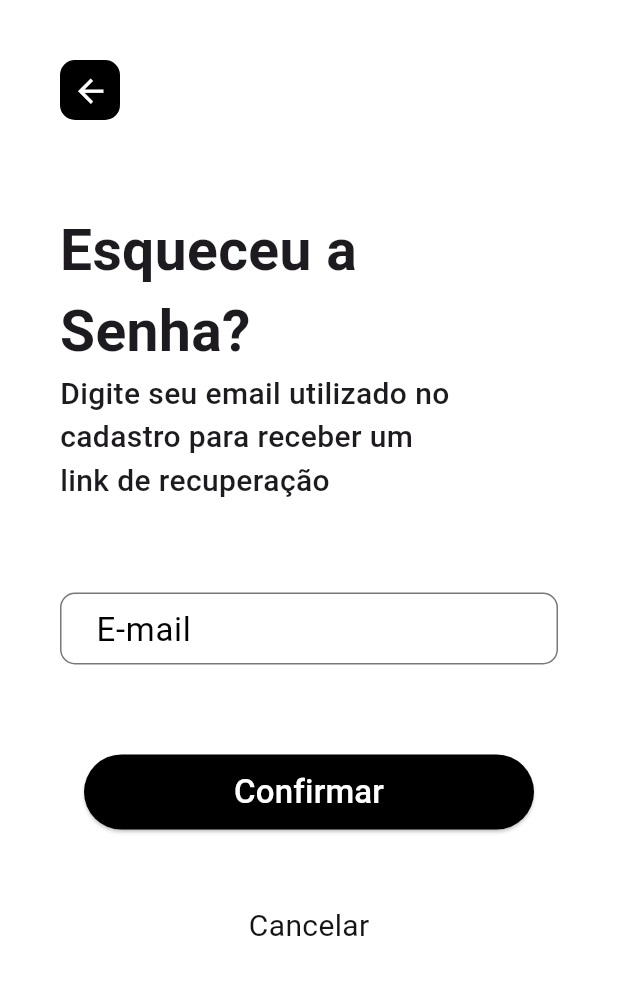
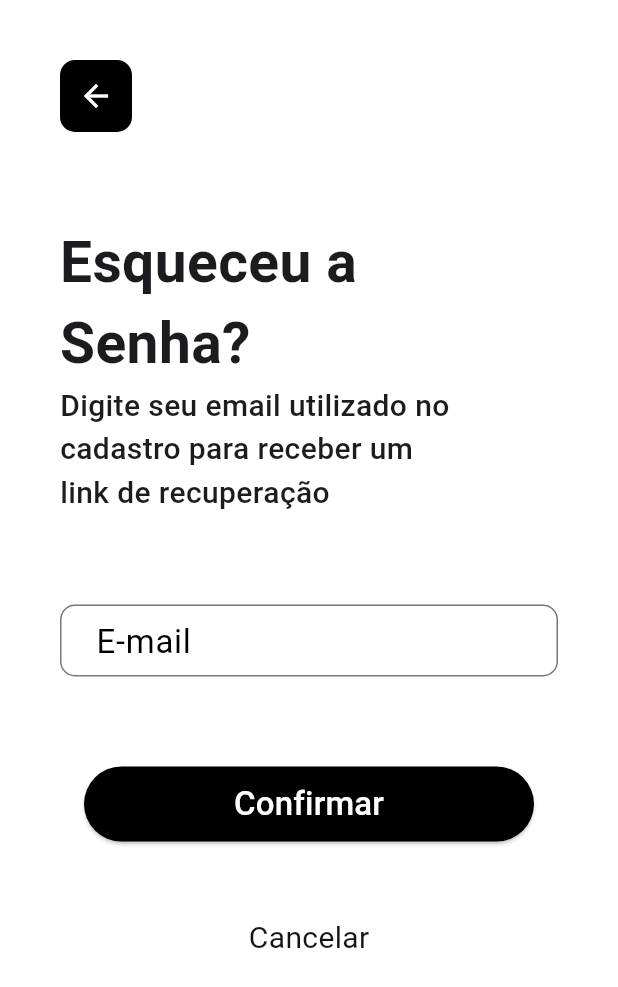
Before and after one commit to Xpert-Xperience/mais_saude_application, a Flutter app: the screen it shows after launch, swiped to page 4, on a phone screen of 412 x 824 dp. Shown: the top 987 px of the screen. Run offline on Flutter 3.47's test engine with Material 3 defaults, Android fonts, the phone set to English and light mode, and no system bars; our stand-ins replace cloud_firestore, firebase_auth, firebase_core, font_awesome_flutter, table_calendar; accounts and stored records are empty.

Commit message:
referenciando botao de voltar

```diff
--- /dev/null
+++ b/lib/view/common/build_return_button.dart
@@ -0,0 +1,26 @@
+import 'package:flutter/material.dart';
+
+Widget buildBackButton(BuildContext context) {
+  return Row(
+    mainAxisAlignment: MainAxisAlignment.start,
+    children: [
+      Container(
+        padding: const EdgeInsets.all(0),
+        decoration: BoxDecoration(
+          color: const Color.fromARGB(255, 0, 0, 0),
+          shape: BoxShape.rectangle,
+          borderRadius: BorderRadius.circular(10),
+        ),
+        child: IconButton(
+          icon: const Icon(
+            Icons.arrow_back,
+            color: Colors.white,
+          ),
+          onPressed: () {
+            Navigator.pop(context);
+          },
+        ),
+      ),
+    ],
+  );
+}
--- a/lib/view/esqueceu_senha/confirmar_esqueceu_senha_view.dart
+++ b/lib/view/esqueceu_senha/confirmar_esqueceu_senha_view.dart
@@ -2,6 +2,7 @@
 
 import 'package:firebase_auth/firebase_auth.dart';
 import 'package:flutter/material.dart';
+import 'package:mais_saude/view/common/build_return_button.dart';
 
 class ConfirmarEsqueceuSenha extends StatefulWidget {
   const ConfirmarEsqueceuSenha({super.key});
@@ -55,30 +56,7 @@ class _ConfirmarEsqueceuSenhaState extends State<ConfirmarEsqueceuSenha> {
             mainAxisAlignment: MainAxisAlignment.center,
             crossAxisAlignment: CrossAxisAlignment.start,
             children: [
-              Row(
-                mainAxisAlignment: MainAxisAlignment.start,
-                children: [
-                  Container(
-                    width: 40,
-                    height: 40,
-                    decoration: BoxDecoration(
-                      color: const Color.fromARGB(255, 0, 0, 0),
-                      shape: BoxShape.rectangle,
-                      borderRadius: BorderRadius.circular(10),
-                    ),
-                    child: IconButton(
-                      icon: const Icon(
-                        Icons.arrow_back,
-                        color: Colors.white,
-                        size: 25,
-                      ),
-                      onPressed: () {
-                        Navigator.pop(context);
-                      },
-                    ),
-                  ),
-                ],
-              ),
+              buildBackButton(context),
               const SizedBox(height: 60),
               const Text(
                 'Esqueceu a',
```
Also changed, not shown: lib/view/cadastro/cadastro_view.dart (+2 -27 lines), lib/view/cancelamentocheck/cancelamentocheck_view.dart (+18 -19 lines), lib/view/checkin/checkin_view.dart (+23 -26 lines), lib/view/confcheck/confcheckin_view.dart (+17 -22 lines), lib/view/confmarcacao/confmarcacao_view.dart (+18 -21 lines), lib/view/esqueceu_senha/novaSenha.dart (+2 -24 lines), lib/view/informacoes/informacoes_view.dart (+2 -13 lines), lib/view/login/login_view.dart (+3 -23 lines), lib/view/marcar_consulta/marcacao1_view.dart (+4 -22 lines), lib/view/marcar_consulta/marcacao_view.dart (+6 -16 lines).
